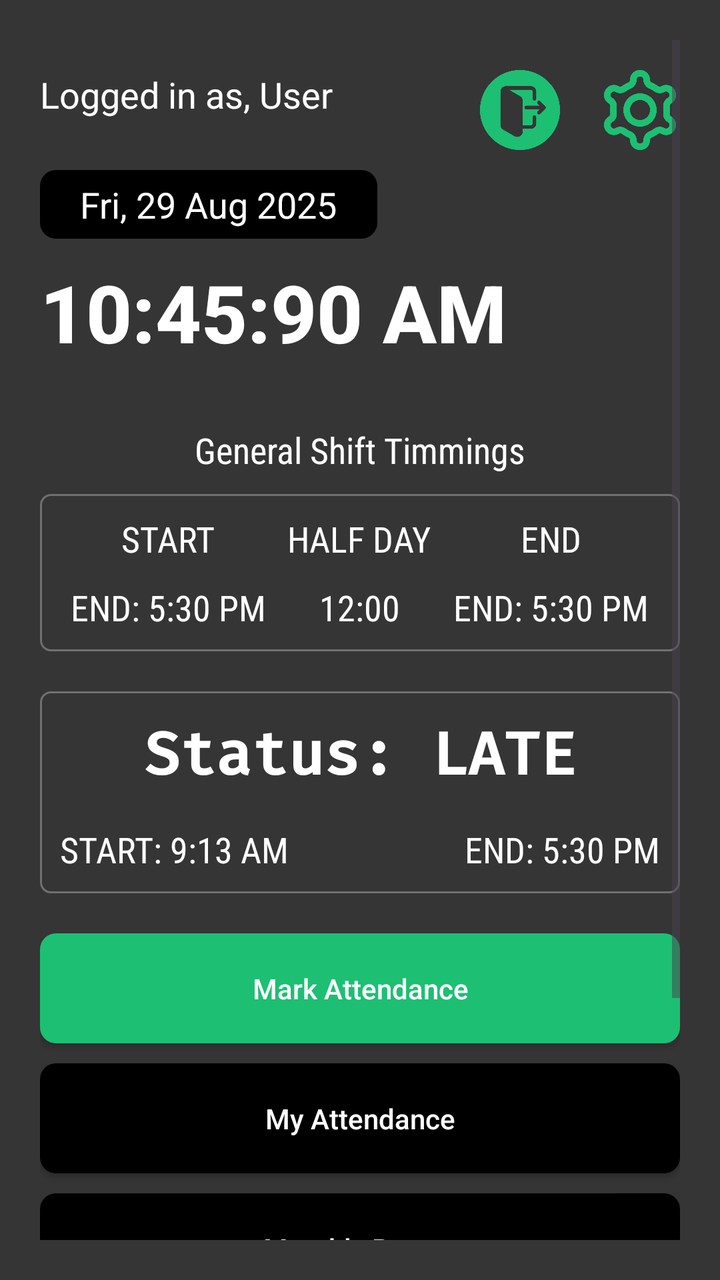
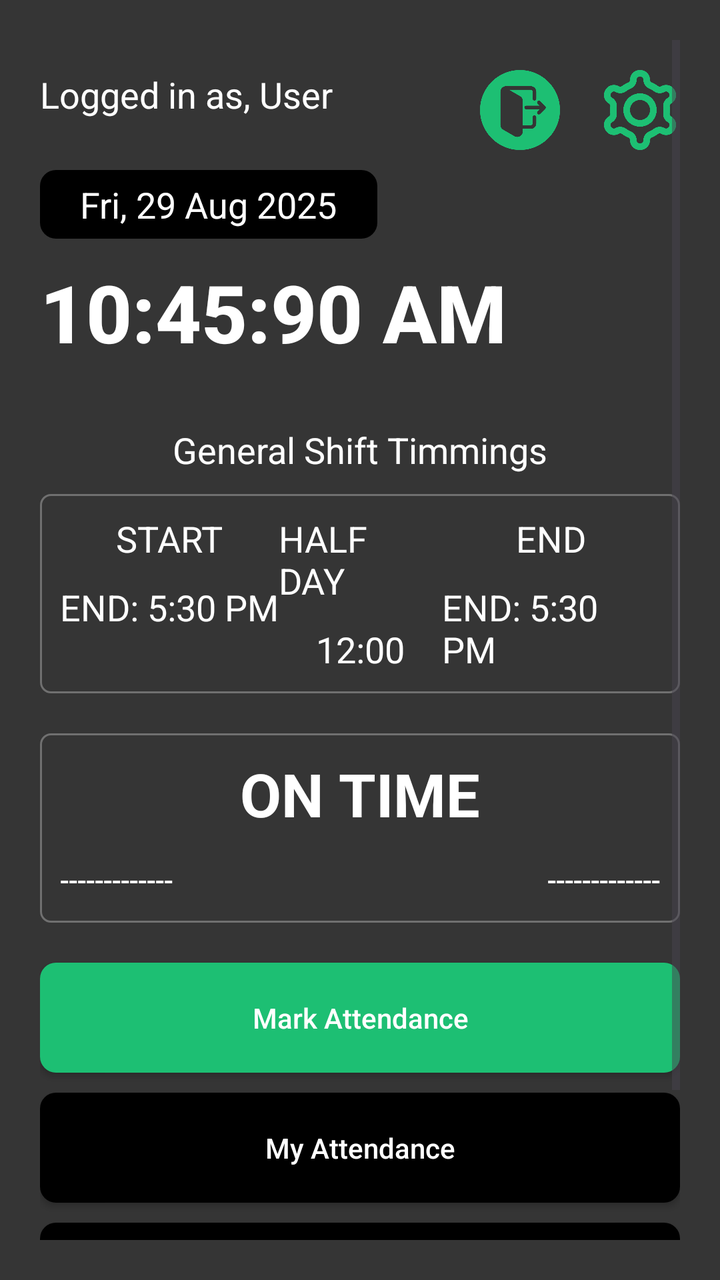

An Android layout rendered at two revisions. The XML below is the earlier revision; the diff shows what the commit changed to produce the second picture.
<!-- AndroidManifest.xml: application theme Theme.Attd -->
<!-- res/layout/activity_dashboard.xml -->
<?xml version="1.0" encoding="utf-8"?>
<ScrollView xmlns:android="http://schemas.android.com/apk/res/android"
    xmlns:app="http://schemas.android.com/apk/res-auto"
    android:layout_width="match_parent"
    android:layout_height="match_parent"
    android:background="#353535"
    android:padding="20dp">

    <LinearLayout
        android:layout_width="match_parent"
        android:layout_height="wrap_content"
        android:layout_marginTop="15dp"
        android:orientation="vertical">

        <RelativeLayout
            android:layout_width="match_parent"
            android:layout_height="wrap_content">

            <TextView
                android:id="@+id/textEmail"
                android:layout_width="wrap_content"
                android:layout_height="wrap_content"
                android:text="Logged in as, User"
                android:textColor="@color/white"
                android:textSize="18sp"
                android:layout_marginBottom="10dp" />

            <ImageView
                android:layout_width="40dp"
                android:layout_height="40dp"
                android:src="@drawable/settings"
                android:layout_alignParentEnd="true"
                android:id="@+id/btn_settings"
                app:tint="#1dbf73" />

            <ImageView
                android:id="@+id/btnLogout"
                android:layout_width="40dp"
                android:layout_height="40dp"
                android:layout_marginEnd="20dp"
                android:layout_toLeftOf="@+id/btn_settings"
                android:src="@drawable/logout"
                app:tint="#1dbf73" />
        </RelativeLayout>


        
        <TextView
            android:id="@+id/textDate"
            android:layout_width="wrap_content"
            android:layout_height="wrap_content"
            android:text="Fri, 29 Aug 2025"
            android:textColor="#FFFFFF"
            android:paddingLeft="20dp"
            android:paddingEnd="20dp"
            android:layout_marginTop="10dp"
            android:paddingTop="5dp"
            android:paddingBottom="5dp"
            android:background="@drawable/green_bg"
            android:backgroundTint="@color/black"
            android:textSize="18sp"
            android:layout_marginBottom="10dp" />

        
        <TextView
            android:id="@+id/textTime"
            android:layout_width="wrap_content"
            android:layout_height="wrap_content"
            android:text="10:45:90 AM"
            android:fontFamily="sans-serif-medium"
            android:textColor="@color/white"
            android:textSize="40sp"
            android:textStyle="bold"
            android:layout_marginBottom="30dp" />

        <TextView
            android:layout_width="wrap_content"
            android:layout_height="wrap_content"
            android:text="General Shift Timmings"
            android:layout_marginBottom="10dp"
            android:layout_gravity="center"
            android:fontFamily="@font/rb"
            android:textColor="@color/white"
            android:textSize="18sp" />

        <LinearLayout
            android:layout_width="match_parent"
            android:layout_height="wrap_content"
            android:padding="10dp"
            android:layout_marginBottom="20dp"
            android:background="@drawable/outline_bg"
            android:orientation="horizontal">


            <LinearLayout
                android:layout_width="wrap_content"
                android:layout_height="wrap_content"
                android:layout_weight="1"
                android:gravity="center"
                android:orientation="vertical">
                <TextView
                    android:layout_width="wrap_content"
                    android:layout_height="wrap_content"
                    android:text="START"
                    android:fontFamily="@font/rb"
                    android:textColor="@color/white"
                    android:textSize="18sp" />

                <TextView
                    android:id="@+id/tv_start_shift_time"
                    android:layout_width="wrap_content"
                    android:layout_height="wrap_content"
                    android:text="END: 5:30 PM"
                    android:layout_marginTop="10dp"
                    android:layout_alignParentEnd="true"
                    android:fontFamily="@font/rb"
                    android:textColor="@color/white"
                    android:textSize="18sp" />
            </LinearLayout>

            <LinearLayout
                android:layout_width="wrap_content"
                android:layout_height="wrap_content"
                android:layout_weight="1"
                android:gravity="center"
                android:orientation="vertical">
                <TextView
                    android:layout_width="wrap_content"
                    android:layout_height="wrap_content"
                    android:text="HALF DAY"
                    android:fontFamily="@font/rb"
                    android:textColor="@color/white"
                    android:textSize="18sp" />

                <TextView
                    android:id="@+id/tv_halfDay_shift_time"
                    android:layout_width="wrap_content"
                    android:layout_height="wrap_content"
                    android:text="12:00"
                    android:layout_marginTop="10dp"
                    android:layout_alignParentEnd="true"
                    android:fontFamily="@font/rb"
                    android:textColor="@color/white"
                    android:textSize="18sp" />
            </LinearLayout>

            <LinearLayout
                android:layout_width="wrap_content"
                android:layout_height="wrap_content"
                android:layout_weight="1"
                android:gravity="center"
                android:orientation="vertical">
                <TextView
                    android:layout_width="wrap_content"
                    android:layout_height="wrap_content"
                    android:text="END"
                    android:fontFamily="@font/rb"
                    android:textColor="@color/white"
                    android:textSize="18sp" />

                <TextView
                    android:id="@+id/tv_end_shift_time"
                    android:layout_width="wrap_content"
                    android:layout_height="wrap_content"
                    android:text="END: 5:30 PM"
                    android:layout_marginTop="10dp"
                    android:layout_alignParentEnd="true"
                    android:fontFamily="@font/rb"
                    android:textColor="@color/white"
                    android:textSize="18sp" />
            </LinearLayout>
        </LinearLayout>

        <LinearLayout
            android:layout_width="match_parent"
            android:layout_height="wrap_content"
            android:padding="10dp"
            android:layout_marginBottom="20dp"
            android:background="@drawable/outline_bg"
            android:orientation="vertical">

            <TextView
                android:id="@+id/tv_status"
                android:layout_width="wrap_content"
                android:layout_height="wrap_content"
                android:text="Status: LATE"
                android:textStyle="bold"
                android:layout_gravity="center"
                android:fontFamily="@font/fira"
                android:textColor="@color/white"
                android:textSize="30sp" />

            <RelativeLayout
                android:layout_width="match_parent"
                android:layout_height="wrap_content"
                android:layout_marginTop="10dp">
                <TextView
                    android:id="@+id/tv_startTime"
                    android:layout_width="wrap_content"
                    android:layout_height="wrap_content"
                    android:text="START: 9:13 AM"
                    android:fontFamily="@font/rb"
                    android:textColor="@color/white"
                    android:textSize="18sp" />

                <TextView
                    android:id="@+id/tv_endTime"
                    android:layout_width="wrap_content"
                    android:layout_height="wrap_content"
                    android:text="END: 5:30 PM"
                    android:layout_alignParentEnd="true"
                    android:fontFamily="@font/rb"
                    android:textColor="@color/white"
                    android:textSize="18sp" />
            </RelativeLayout>
        </LinearLayout>

        
        <androidx.appcompat.widget.AppCompatButton
            android:id="@+id/btnAttendance"
            android:layout_width="match_parent"
            android:layout_height="55dp"
            android:text="Mark Attendance"
            android:textColor="#FFFFFF"
            android:textAllCaps="false"
            android:background="@drawable/green_bg"
            android:backgroundTint="#1dbf73"
            android:elevation="6dp" />

        
        <androidx.appcompat.widget.AppCompatButton
            android:id="@+id/btnLeave"
            android:layout_width="match_parent"
            android:layout_height="55dp"
            android:text="Request Leave"
            android:textColor="#FFFFFF"
            android:textAllCaps="false"
            android:visibility="gone"
            android:background="@drawable/btn_gradient_alt"
            android:elevation="6dp" />

        
        <androidx.appcompat.widget.AppCompatButton
            android:id="@+id/btnMyAttendance"
            android:layout_width="match_parent"
            android:layout_height="55dp"
            android:text="My Attendance"
            android:textColor="#FFFFFF"
            android:textAllCaps="false"
            android:layout_marginTop="10dp"
            android:background="@drawable/green_bg"
            android:backgroundTint="#000"
            android:elevation="6dp" />

        
        <androidx.appcompat.widget.AppCompatButton
            android:id="@+id/btnReport"
            android:layout_width="match_parent"
            android:layout_height="55dp"
            android:text="Monthly Report"
            android:textColor="#FFFFFF"
            android:textAllCaps="false"
            android:backgroundTint="#000"
            android:layout_marginTop="10dp"
            android:background="@drawable/green_bg"
            android:elevation="6dp" />

        <androidx.appcompat.widget.AppCompatButton
            android:id="@+id/btnHistory"
            android:layout_width="match_parent"
            android:layout_height="55dp"
            android:text="Search History"
            android:textColor="#FFFFFF"
            android:textAllCaps="false"
            android:backgroundTint="#000"
            android:layout_marginTop="10dp"
            android:background="@drawable/green_bg"
            android:elevation="6dp" />

        <androidx.appcompat.widget.AppCompatButton
            android:id="@+id/btnSettings"
            android:layout_width="match_parent"
            android:layout_height="55dp"
            android:text="Settings"
            android:textColor="#FFFFFF"
            android:textAllCaps="false"
            android:backgroundTint="#000"
            android:layout_marginTop="10dp"
            android:background="@drawable/green_bg"
            android:layout_marginBottom="20dp"
            android:elevation="6dp" />

        










    </LinearLayout>
</ScrollView>
<!-- resources referenced by this layout -->
<resources>
  <color name="black">#FF000000</color>
  <color name="white">#FFFFFFFF</color>
  <!-- drawable btn_gradient_alt (drawable) -->
  <?xml version="1.0" encoding="utf-8"?>
  <shape xmlns:android="http://schemas.android.com/apk/res/android" android:shape="rectangle">
      <gradient
          android:startColor="#FF6FD8"
          android:endColor="#3813C2"
          android:angle="45"/>
      <corners android:radius="16dp"/>
  </shape>
  <!-- drawable green_bg (drawable) -->
  <?xml version="1.0" encoding="utf-8"?>
  <shape  xmlns:android="http://schemas.android.com/apk/res/android" android:shape="rectangle">
      <solid android:color="#1dbf73"/>
      <corners android:radius="8dp"/>
  </shape>
  <!-- drawable logout: png bitmap (drawable, 13622 bytes) -->
  <!-- drawable outline_bg (drawable) -->
  <?xml version="1.0" encoding="utf-8"?>
  <shape  xmlns:android="http://schemas.android.com/apk/res/android" android:shape="rectangle">
      <stroke android:color="#707070" android:width="1dp"/>
      <corners android:radius="5dp"/>
  </shape>
  <!-- drawable settings: png bitmap (drawable, 31334 bytes) -->
  <style name="Theme.Attd" parent="Base.Theme.Attd" />
  <style name="Base.Theme.Attd" parent="Theme.Material3.DayNight.NoActionBar">
          
          
      </style>
</resources>

<!-- the commit's change to res/layout/activity_dashboard.xml (unified diff, before → after) -->
@@ -79,7 +79,6 @@
             android:text="General Shift Timmings"
             android:layout_marginBottom="10dp"
             android:layout_gravity="center"
-            android:fontFamily="@font/rb"
             android:textColor="@color/white"
             android:textSize="18sp" />
 
@@ -102,7 +101,6 @@
                     android:layout_width="wrap_content"
                     android:layout_height="wrap_content"
                     android:text="START"
-                    android:fontFamily="@font/rb"
                     android:textColor="@color/white"
                     android:textSize="18sp" />
 
@@ -113,7 +111,6 @@
                     android:text="END: 5:30 PM"
                     android:layout_marginTop="10dp"
                     android:layout_alignParentEnd="true"
-                    android:fontFamily="@font/rb"
                     android:textColor="@color/white"
                     android:textSize="18sp" />
             </LinearLayout>
@@ -128,7 +125,6 @@
                     android:layout_width="wrap_content"
                     android:layout_height="wrap_content"
                     android:text="HALF DAY"
-                    android:fontFamily="@font/rb"
                     android:textColor="@color/white"
                     android:textSize="18sp" />
 
@@ -139,7 +135,6 @@
                     android:text="12:00"
                     android:layout_marginTop="10dp"
                     android:layout_alignParentEnd="true"
-                    android:fontFamily="@font/rb"
                     android:textColor="@color/white"
                     android:textSize="18sp" />
             </LinearLayout>
@@ -154,7 +149,6 @@
                     android:layout_width="wrap_content"
                     android:layout_height="wrap_content"
                     android:text="END"
-                    android:fontFamily="@font/rb"
                     android:textColor="@color/white"
                     android:textSize="18sp" />
 
@@ -165,7 +159,6 @@
                     android:text="END: 5:30 PM"
                     android:layout_marginTop="10dp"
                     android:layout_alignParentEnd="true"
-                    android:fontFamily="@font/rb"
                     android:textColor="@color/white"
                     android:textSize="18sp" />
             </LinearLayout>
@@ -183,10 +176,9 @@
                 android:id="@+id/tv_status"
                 android:layout_width="wrap_content"
                 android:layout_height="wrap_content"
-                android:text="Status: LATE"
+                android:text="ON TIME"
                 android:textStyle="bold"
                 android:layout_gravity="center"
-                android:fontFamily="@font/fira"
                 android:textColor="@color/white"
                 android:textSize="30sp" />
 
@@ -198,7 +190,7 @@
                     android:id="@+id/tv_startTime"
                     android:layout_width="wrap_content"
                     android:layout_height="wrap_content"
-                    android:text="START: 9:13 AM"
+                    android:text="-------------"
                     android:fontFamily="@font/rb"
                     android:textColor="@color/white"
                     android:textSize="18sp" />
@@ -207,7 +199,7 @@
                     android:id="@+id/tv_endTime"
                     android:layout_width="wrap_content"
                     android:layout_height="wrap_content"
-                    android:text="END: 5:30 PM"
+                    android:text="-------------"
                     android:layout_alignParentEnd="true"
                     android:fontFamily="@font/rb"
                     android:textColor="@color/white"
@@ -252,7 +244,18 @@
             android:backgroundTint="#000"
             android:elevation="6dp" />
 
-        
+        <androidx.appcompat.widget.AppCompatButton
+            android:id="@+id/btnHistory"
+            android:layout_width="match_parent"
+            android:layout_height="55dp"
+            android:text="Search History"
+            android:textColor="#FFFFFF"
+            android:textAllCaps="false"
+            android:backgroundTint="#000"
+            android:layout_marginTop="10dp"
+            android:background="@drawable/green_bg"
+            android:elevation="6dp" />
+
         <androidx.appcompat.widget.AppCompatButton
             android:id="@+id/btnReport"
             android:layout_width="match_parent"
@@ -265,30 +268,18 @@
             android:background="@drawable/green_bg"
             android:elevation="6dp" />
 
-        <androidx.appcompat.widget.AppCompatButton
-            android:id="@+id/btnHistory"
-            android:layout_width="match_parent"
-            android:layout_height="55dp"
-            android:text="Search History"
-            android:textColor="#FFFFFF"
-            android:textAllCaps="false"
-            android:backgroundTint="#000"
-            android:layout_marginTop="10dp"
-            android:background="@drawable/green_bg"
-            android:elevation="6dp" />
-
-        <androidx.appcompat.widget.AppCompatButton
-            android:id="@+id/btnSettings"
-            android:layout_width="match_parent"
-            android:layout_height="55dp"
-            android:text="Settings"
-            android:textColor="#FFFFFF"
-            android:textAllCaps="false"
-            android:backgroundTint="#000"
-            android:layout_marginTop="10dp"
-            android:background="@drawable/green_bg"
-            android:layout_marginBottom="20dp"
-            android:elevation="6dp" />
+
+
+
+
+
+
+
+
+
+
+
+
 
         
 
